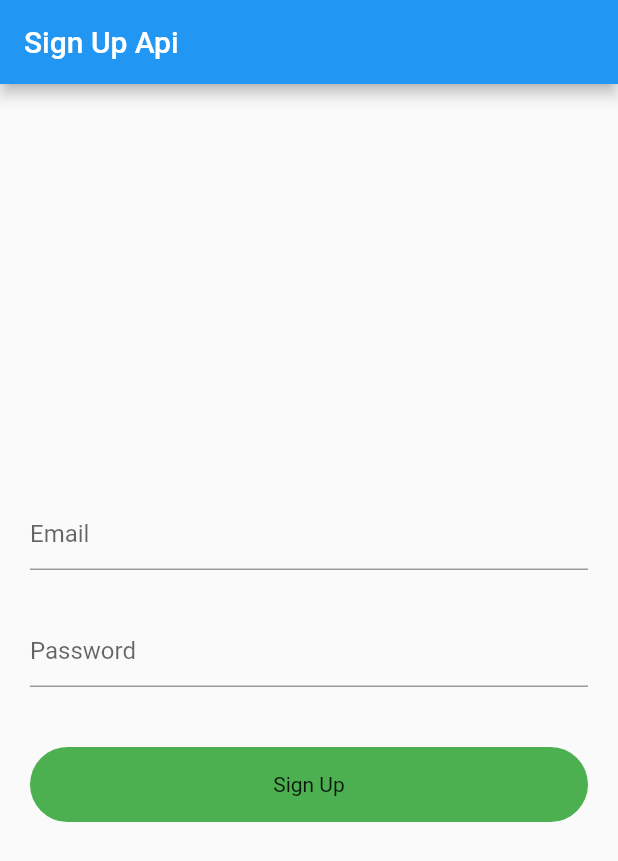
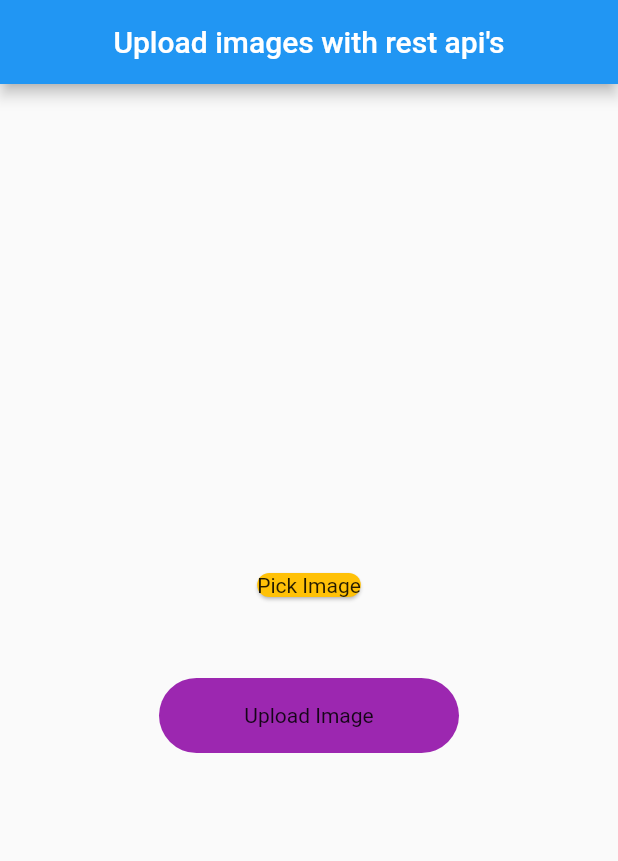
Before and after one commit to azix-khan/api_practice, a Flutter app: the screen it shows after launch, on a phone screen of 412 x 824 dp. Shown: the top 861 px of the screen. Run offline on Flutter 3.47's test engine with Material 2 defaults, Android fonts, the phone set to English and light mode, and no system bars; drawn by our look-alikes of modal_progress_hud_nsn; our stand-ins replace image_picker.

Commit message:
upload image using rest api's.

```diff
--- /dev/null
+++ b/lib/image_screen.dart
@@ -0,0 +1,131 @@
+import 'dart:io';
+
+import 'package:flutter/material.dart';
+import 'package:image_picker/image_picker.dart';
+import 'package:http/http.dart' as http;
+import 'package:modal_progress_hud_nsn/modal_progress_hud_nsn.dart';
+
+class UploadImageScreen extends StatefulWidget {
+  const UploadImageScreen({super.key});
+
+  @override
+  State<UploadImageScreen> createState() => _UploadImageScreenState();
+}
+
+class _UploadImageScreenState extends State<UploadImageScreen> {
+  File? image;
+  final _picker = ImagePicker();
+  bool showSpinner = false;
+
+  Future getImage() async {
+    final pickeFile =
+        await _picker.pickImage(source: ImageSource.gallery, imageQuality: 80);
+
+    if (pickeFile != null) {
+      image = File(pickeFile.path);
+      setState(() {});
+    } else {
+      print('No Image Selected');
+    }
+  }
+
+  Future<void> uploadImage() async {
+    setState(() {
+      showSpinner = true;
+    });
+
+    var stream = new http.ByteStream(image!.openRead());
+    stream.cast();
+
+    var length = await image!.length();
+
+    var uri = Uri.parse('https://fakestoreapi.com/products');
+    var request = http.MultipartRequest('POST', uri);
+
+    request.fields['title'] = "Static title";
+
+    var multiport = http.MultipartFile('image', stream, length);
+
+    request.files.add(multiport);
+
+    var response = await request.send();
+    print(response.stream.toString());
+
+    if (response.statusCode == 200) {
+      setState(() {
+        showSpinner = false;
+      });
+      print("Image Uploaded");
+    } else {
+      print('Failed');
+      setState(() {
+        showSpinner = false;
+      });
+    }
+  }
+
+  @override
+  Widget build(BuildContext context) {
+    return ModalProgressHUD(
+      inAsyncCall: showSpinner,
+      child: Scaffold(
+        appBar: AppBar(
+          title: const Text("Upload images with rest api's"),
+          centerTitle: true,
+          backgroundColor: Colors.blue,
+        ),
+        body: Column(
+          mainAxisAlignment: MainAxisAlignment.center,
+          crossAxisAlignment: CrossAxisAlignment.center,
+          children: [
+            GestureDetector(
+              onTap: () {
+                getImage();
+              },
+              child: Container(
+                  child: image == null
+                      ? Center(
+                          child: Card(
+                            color: Colors.amber,
+                            shape: RoundedRectangleBorder(
+                              borderRadius: BorderRadius.circular(40),
+                            ),
+                            child: const Text('Pick Image'),
+                          ),
+                        )
+                      : Container(
+                          child: Center(
+                            child: Image.file(
+                              File(image!.path).absolute,
+                              height: 300,
+                              width: 300,
+                              fit: BoxFit.cover,
+                            ),
+                          ),
+                        )),
+            ),
+            const SizedBox(
+              height: 50,
+            ),
+            Center(
+              child: GestureDetector(
+                onTap: () {
+                  uploadImage();
+                },
+                child: Container(
+                  height: 50,
+                  width: 200,
+                  decoration: const BoxDecoration(
+                    color: Colors.purple,
+                    borderRadius: BorderRadius.all(Radius.circular(30)),
+                  ),
+                  child: const Center(child: Text('Upload Image')),
+                ),
+              ),
+            ),
+          ],
+        ),
+      ),
+    );
+  }
+}
--- a/lib/main.dart
+++ b/lib/main.dart
@@ -1,6 +1,7 @@
 // import 'package:apis_practice/photos_screen.dart';
 // import 'package:apis_practice/products_screen.dart';
-import 'package:apis_practice/signup_screen.dart';
+import 'package:apis_practice/image_screen.dart';
+// import 'package:apis_practice/signup_screen.dart';
 // import 'package:apis_practice/user_data_screen.dart';
 // import 'package:apis_practice/users_screen.dart';
 // import 'package:apis_practice/posts_screen.dart';
@@ -18,7 +19,7 @@ class MyApp extends StatelessWidget {
   Widget build(BuildContext context) {
     return const MaterialApp(
       title: 'Flutter Demo',
-      home: SignUpScreen(),
+      home: UploadImageScreen(),
     );
   }
 }
--- a/lib/signup_screen.dart
+++ b/lib/signup_screen.dart
@@ -2,6 +2,8 @@ import 'dart:convert';
 
 import 'package:flutter/material.dart';
 import 'package:http/http.dart';
+
+import 'home_screen.dart';
 
 class SignUpScreen extends StatefulWidget {
   const SignUpScreen({super.key});
@@ -68,6 +70,8 @@ class _SignUpScreenState extends State<SignUpScreen> {
               onTap: () {
                 login(emailController.text.toString(),
                     passwordController.text.toString());
+                Navigator.push(context,
+                    MaterialPageRoute(builder: (context) => HomeScreen()));
               },
               child: Container(
                 height: 50,
--- a/pubspec.yaml
+++ b/pubspec.yaml
@@ -37,6 +37,7 @@ dependencies:
   cupertino_icons: ^1.0.2
   http: ^1.1.0
   modal_progress_hud_nsn: ^0.4.0
+  image_picker: ^1.0.1
 
 dev_dependencies:
   flutter_test:
```
Also changed, not shown: lib/home_screen.dart (added, +32 -0 lines), pubspec.lock, 7 other files.
